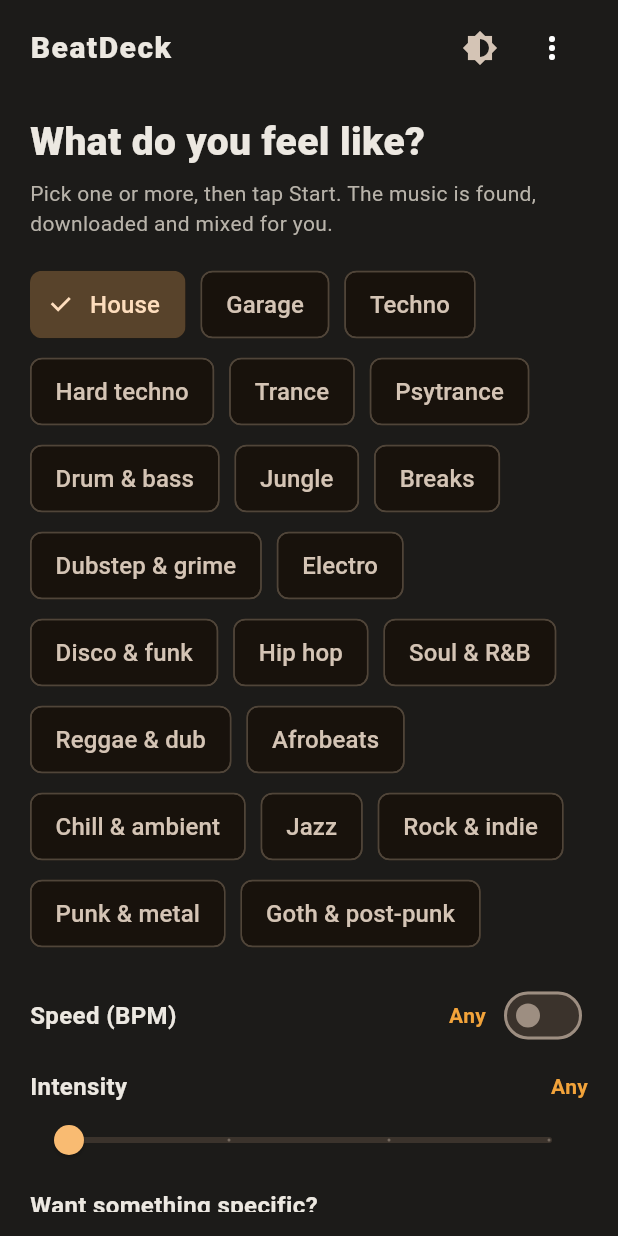
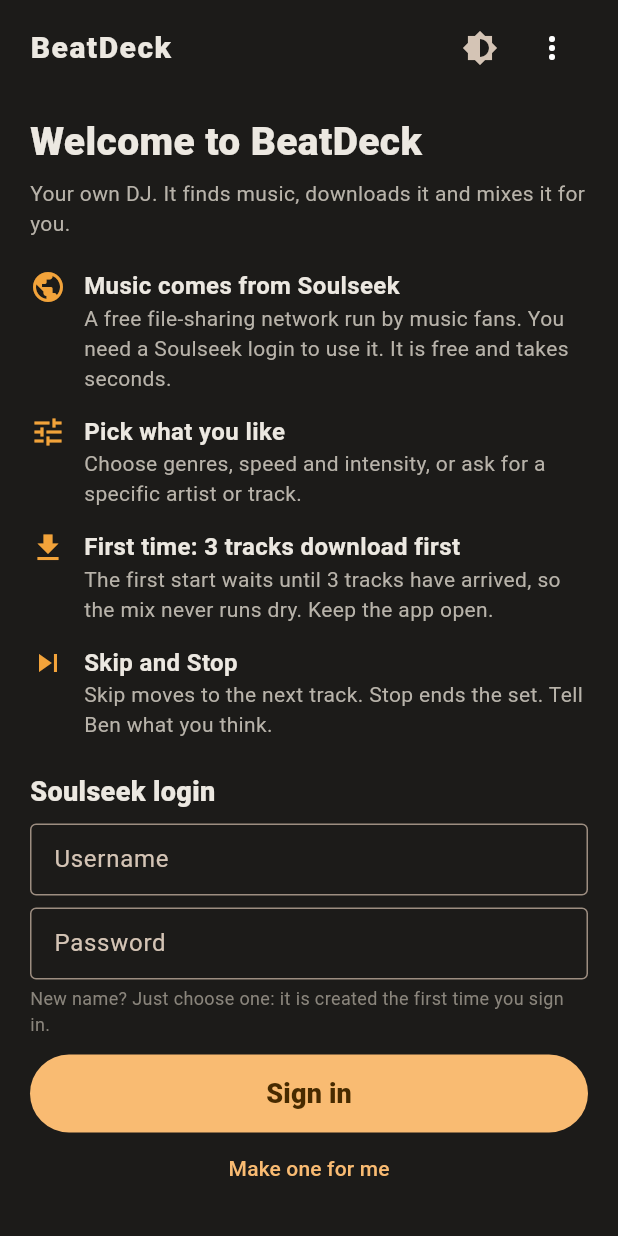
Before and after one commit to ben-clift/com.benclift.beatdeck.test, a Flutter app: the screen it shows after launch, on a phone screen of 412 x 824 dp. Run offline on Flutter 3.47's test engine with Material 3 defaults, Android fonts, the phone set to English and light mode, and no system bars; our stand-ins replace file_picker, permission_handler, share_plus, shared_preferences, sqflite; missing offline and left inert: dart:ffi; accounts and stored records are empty.

Commit message:
Simple mode: welcome and Soulseek login first, first start downloads 3 tracks before playing
Co-Authored-By: Claude Sonnet 5.5 <noreply@anthropic.com>
Claude-Session: https://claude.ai/code/session_01A7zfBFjyu2NXi7pFPf2z4D

```diff
--- a/lib/ui/simple_view.dart
+++ b/lib/ui/simple_view.dart
@@ -61,7 +61,15 @@ class SimpleView extends StatefulWidget {
   State<SimpleView> createState() => _SimpleViewState();
 }
 
+const _firstTracks = 3;
+
 class _SimpleViewState extends State<SimpleView> with WidgetsBindingObserver {
+  bool _introLoaded = false;
+  bool _introDone = true;
+  final _slUser = TextEditingController();
+  final _slPass = TextEditingController();
+  bool _signing = false;
+  String _signNote = '';
   String? _awaiting; // 'soundcloud' or 'spotify': waiting for a copied link
   bool _importing = false;
   final Set<int> _picked = {0};
@@ -79,11 +87,14 @@ class _SimpleViewState extends State<SimpleView> with WidgetsBindingObserver {
     super.initState();
     WidgetsBinding.instance.addObserver(this);
     _restore();
+    _loadIntro();
   }
 
   @override
   void dispose() {
     WidgetsBinding.instance.removeObserver(this);
+    _slUser.dispose();
+    _slPass.dispose();
     _artist.dispose();
     _track.dispose();
     super.dispose();
@@ -203,6 +214,133 @@ class _SimpleViewState extends State<SimpleView> with WidgetsBindingObserver {
         ),
       ]),
       TextButton(onPressed: _importing ? null : _pasteDialog, child: Text(_importing ? 'Importing…' : 'Paste a link instead')),
+    ]);
+  }
+
+  Future<void> _loadIntro() async {
+    try {
+      final p = await SharedPreferences.getInstance();
+      _introDone = p.getBool('simple_intro_v1') ?? false;
+      _slUser.text = p.getString('slsk_user') ?? '';
+    } catch (_) {}
+    if (mounted) setState(() => _introLoaded = true);
+  }
+
+  Future<void> _finishIntro() async {
+    try {
+      await (await SharedPreferences.getInstance()).setBool('simple_intro_v1', true);
+    } catch (_) {}
+    if (mounted) setState(() => _introDone = true);
+  }
+
+  /// Sign in to Soulseek with the name and password typed (a new name is
+  /// created by the server the first time), or make a login for them.
+  Future<void> _signIn({required bool make}) async {
+    if (_signing) return;
+    if (make) {
+      try {
+        final p = await SharedPreferences.getInstance();
+        await p.remove('slsk_user');
+        await p.remove('slsk_pass');
+      } catch (_) {}
+      await _ensureAccount();
+      final p = await SharedPreferences.getInstance();
+      _slUser.text = p.getString('slsk_user') ?? '';
+      _slPass.text = p.getString('slsk_pass') ?? '';
+    }
+    final u = _slUser.text.trim(), pw = _slPass.text;
+    if (u.isEmpty || pw.isEmpty) {
+      setState(() => _signNote = 'Type a name and a password, or tap "Make one for me".');
+      return;
+    }
+    setState(() {
+      _signing = true;
+      _signNote = 'Signing in…';
+    });
+    try {
+      final p = await SharedPreferences.getInstance();
+      await p.setString('slsk_user', u);
+      await p.setString('slsk_pass', pw);
+      soulseek.manualDisconnect = false;
+      await SlskKeeper.instance.setEnabled(true);
+      await soulseek.connect(u, pw);
+      for (var i = 0; i < 30 && !soulseek.online && (soulseek.error ?? '').isEmpty; i++) {
+        await Future<void>.delayed(const Duration(seconds: 1));
+      }
+      if (soulseek.online) {
+        await _finishIntro();
+      } else {
+        setState(() => _signNote = (soulseek.error ?? '').isNotEmpty
+            ? '${soulseek.error}\nTry a different name, or tap "Make one for me".'
+            : 'Could not connect. Check your internet and try again.');
+      }
+    } finally {
+      if (mounted) setState(() => _signing = false);
+    }
+  }
+
+  Widget _intro() {
+    Widget step(IconData i, String t, String d) => Padding(
+          padding: const EdgeInsets.only(bottom: 14),
+          child: Row(crossAxisAlignment: CrossAxisAlignment.start, children: [
+            Icon(i, color: SideDeckTheme.accentA),
+            const SizedBox(width: 12),
+            Expanded(
+              child: Column(crossAxisAlignment: CrossAxisAlignment.start, children: [
+                Text(t, style: const TextStyle(fontSize: 16, fontWeight: FontWeight.w700)),
+                Text(d, style: const TextStyle(color: Color(0xFFB8B3AA))),
+              ]),
+            ),
+          ]),
+        );
+    return ListView(children: [
+      const SizedBox(height: 12),
+      const Text('Welcome to BeatDeck', style: TextStyle(fontSize: 26, fontWeight: FontWeight.w800)),
+      const SizedBox(height: 6),
+      const Text('Your own DJ. It finds music, downloads it and mixes it for you.',
+          style: TextStyle(color: Color(0xFFB8B3AA))),
+      const SizedBox(height: 20),
+      step(Icons.public, 'Music comes from Soulseek',
+          'A free file-sharing network run by music fans. You need a Soulseek login to use it. It is free and takes seconds.'),
+      step(Icons.tune, 'Pick what you like',
+          'Choose genres, speed and intensity, or ask for a specific artist or track.'),
+      step(Icons.download, 'First time: 3 tracks download first',
+          'The first start waits until 3 tracks have arrived, so the mix never runs dry. Keep the app open.'),
+      step(Icons.skip_next, 'Skip and Stop',
+          'Skip moves to the next track. Stop ends the set. Tell Ben what you think.'),
+      const SizedBox(height: 8),
+      const Text('Soulseek login', style: TextStyle(fontSize: 18, fontWeight: FontWeight.w800)),
+      const SizedBox(height: 8),
+      TextField(
+        controller: _slUser,
+        autocorrect: false,
+        enabled: !_signing,
+        decoration: const InputDecoration(labelText: 'Username', border: OutlineInputBorder(), isDense: true),
+      ),
+      const SizedBox(height: 8),
+      TextField(
+        controller: _slPass,
+        obscureText: true,
+        enabled: !_signing,
+        decoration: const InputDecoration(labelText: 'Password', border: OutlineInputBorder(), isDense: true),
+      ),
+      const SizedBox(height: 4),
+      const Text('New name? Just choose one: it is created the first time you sign in.',
+          style: TextStyle(fontSize: 12, color: Color(0xFF8A857C))),
+      const SizedBox(height: 12),
+      SizedBox(
+        height: 52,
+        child: FilledButton(
+          onPressed: _signing ? null : () => _signIn(make: false),
+          child: Text(_signing ? 'Signing in…' : 'Sign in', style: const TextStyle(fontSize: 18, fontWeight: FontWeight.w800)),
+        ),
+      ),
+      TextButton(
+        onPressed: _signing ? null : () => _signIn(make: true),
+        child: const Text('Make one for me'),
+      ),
+      if (_signNote.isNotEmpty)
+        Text(_signNote, textAlign: TextAlign.center, style: const TextStyle(color: Color(0xFFE0A080))),
     ]);
   }
 
@@ -351,23 +489,26 @@ class _SimpleViewState extends State<SimpleView> with WidgetsBindingObserver {
 
       final req = _hasRequest;
       final reqArtist = _artist.text.trim(), reqTrack = _track.text.trim();
-      final hadMusic = paths().isNotEmpty;
+      final hadMusic = paths().length >= _firstTracks;
       if (req && !hadMusic) {
         af.enqueueTracks([Suggestion(reqArtist, reqTrack, 0, 'your request')], widget.library);
       }
-      if (paths().isEmpty) {
-        // Nothing on the phone yet: fetch the first track, then start.
+      if (!hadMusic) {
+        // First time: download a few tracks before anything plays.
         final started = DateTime.now();
         var asked = DateTime.fromMillisecondsSinceEpoch(0);
-        while (mounted && run == _run && paths().isEmpty) {
+        while (mounted && run == _run && paths().length < _firstTracks) {
           if (DateTime.now().difference(started).inMinutes >= 5) {
-            setState(() => _note = 'Could not find music. Check your internet and try again.');
-            return;
+            if (paths().isEmpty) {
+              setState(() => _note = 'Could not find music. Check your internet and try again.');
+              return;
+            }
+            break; // slow network: start with what has arrived
           }
           if (!soulseek.online) {
             setState(() => _note = 'Connecting…');
           } else {
-            setState(() => _note = af.status.isNotEmpty ? af.status : 'Finding your first track…');
+            setState(() => _note = 'Downloading your first tracks (${paths().length} of $_firstTracks)…${af.status.isNotEmpty ? '\n${af.status}' : ''}');
             final waitingForRequest = req && DateTime.now().difference(started).inSeconds < 90;
             if (!waitingForRequest && !af.running && af.manualPending == 0 && DateTime.now().difference(asked).inSeconds >= 8) {
               asked = DateTime.now();
@@ -454,7 +595,7 @@ class _SimpleViewState extends State<SimpleView> with WidgetsBindingObserver {
                     ),
                   ]),
                   const SizedBox(height: 8),
-                  Expanded(child: on ? _playing(dj) : _chooser()),
+                  Expanded(child: !_introLoaded ? const SizedBox.shrink() : (!_introDone ? _intro() : (on ? _playing(dj) : _chooser()))),
                 ],
               ),
             ),
```
